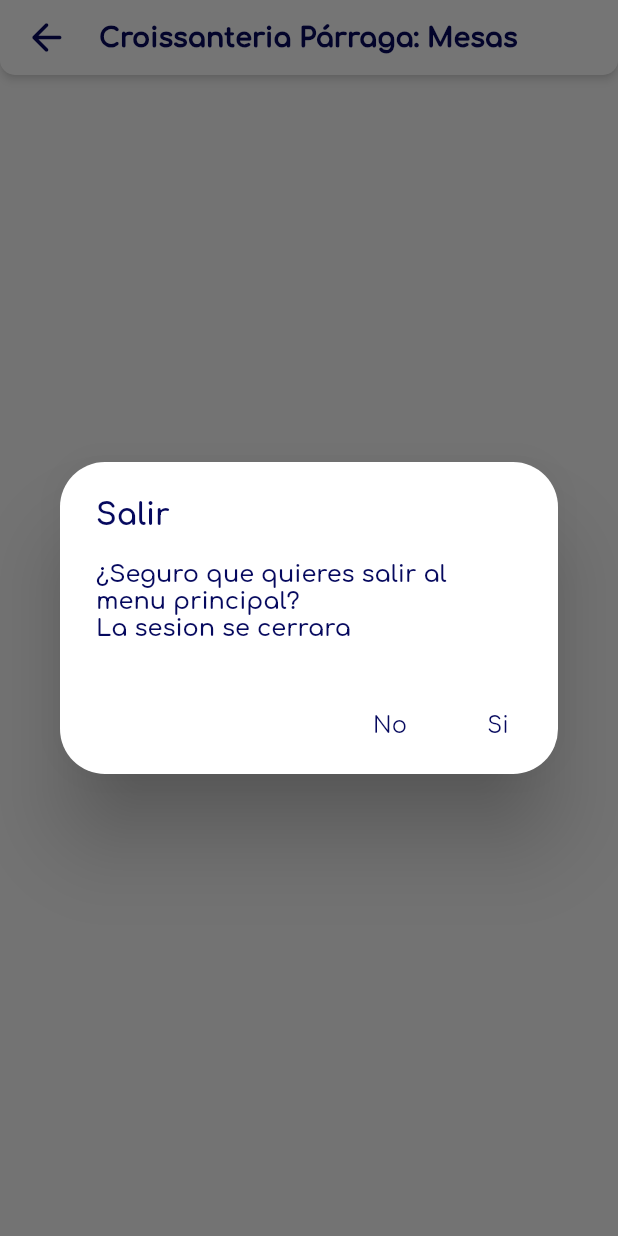
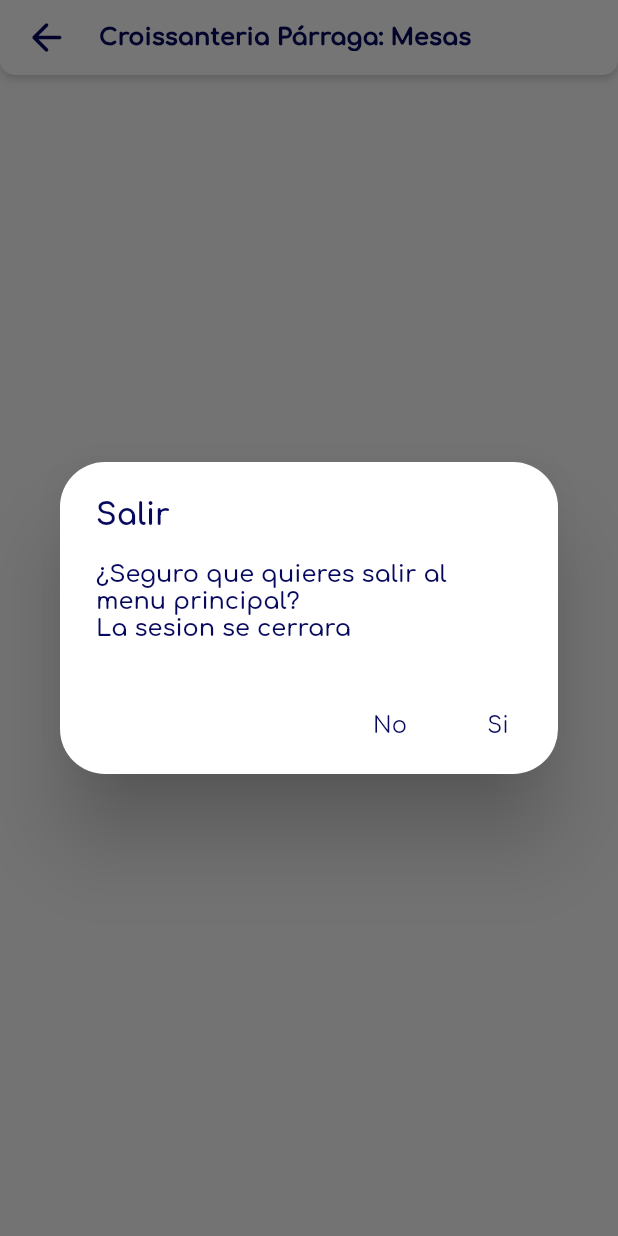
Before and after one commit to Clonico00/fct_javiermartinez, a Flutter app: the CamarerosScreen screen opened directly, after a tap on the "arrow back" icon, on a phone screen of 412 x 824 dp. Run offline on Flutter 3.47's test engine with Material 2 defaults, Android fonts, the phone set to English and light mode, and no system bars; our stand-ins replace cloud_firestore, firebase_auth, firebase_core, firebase_database, fluttertoast, shared_preferences; missing offline and left inert: connection_status_bar; accounts and stored records are empty.

Commit message:
resolution fixed

```diff
--- a/lib/views/pantalla_camareros.dart
+++ b/lib/views/pantalla_camareros.dart
@@ -53,7 +53,8 @@ class _CamarerosScreenState extends State<CamarerosScreen> {
                   bottomRight: Radius.circular(10),
                   bottomLeft: Radius.circular(10))),
           title: Row(
-            mainAxisSize: MainAxisSize.max,
+            mainAxisSize: MainAxisSize.min,
+            mainAxisAlignment: MainAxisAlignment.spaceBetween,
             children: [
               ClipRRect(
                 child: InkWell(
@@ -127,16 +128,18 @@ class _CamarerosScreenState extends State<CamarerosScreen> {
                 ),
               ),
               SizedBox(width: 20),
-              Text("Croissanteria Párraga: Mesas",
-                  style: TextStyle(
-                      color: _colorsRV[1],
-                      fontSize: 18,
-                      fontWeight: FontWeight.w900,
-                      fontFamily: 'Comfortaa'))
+              ClipRRect(
+                child: Text("Croissanteria Párraga: Mesas",
+                    style: TextStyle(
+                        color: Color.fromARGB(255, 6, 9, 94),
+                        fontSize: 16,
+                        fontWeight: FontWeight.w900,
+                        fontFamily: 'Comfortaa')),
+              )
             ],
           )),
-          //con el widget Stream Builder creamos la instancia de nuestra base de datos de Firebase, indicando de que coleccion
-          // leeremos los datos y tambien le añadimos la clausula where para que salgan los documentos ordenados segun el numero de mesa
+      //con el widget Stream Builder creamos la instancia de nuestra base de datos de Firebase, indicando de que coleccion
+      // leeremos los datos y tambien le añadimos la clausula where para que salgan los documentos ordenados segun el numero de mesa
       body: StreamBuilder(
           stream: FirebaseFirestore.instance
               .collection("cuenta")
@@ -184,7 +187,7 @@ class _CamarerosScreenState extends State<CamarerosScreen> {
                               menu.numeroMesa = (snapshot.data?.docs[index]
                                       ['numeromesa'])
                                   .toString();
-                                  // al cambiar de pantalla le pasamos nuestro objeto menu
+                              // al cambiar de pantalla le pasamos nuestro objeto menu
                               Navigator.of(context)
                                   .pushReplacement(MaterialPageRoute(
                                 builder: (context) => PantallaMenu(),
```
Also changed, not shown: lib/views/pantalla_cocineros.dart (+7 -3 lines), lib/views/pantalla_menu.dart (+8 -2 lines), lib/views/pantalla_menu_detalles.dart (+8 -3 lines).
